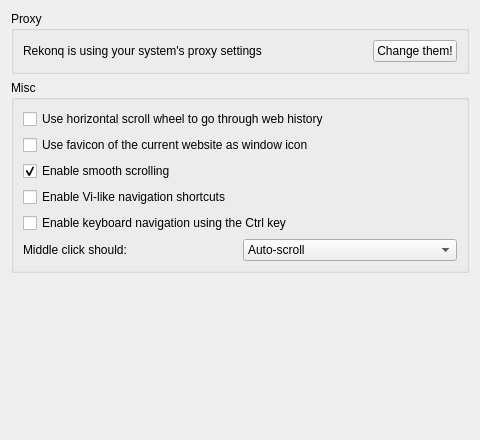
First picture: the form in src/settings/settings_advanced.ui, repository KDE/rekonq, before the edit.
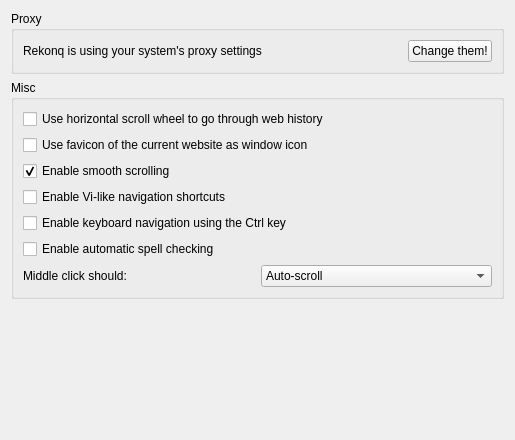
Second picture: the form after the edit. Icons and pictures are not drawn.

Commit message: Fixes javascript error for word replacement from the spellcheck popup menu. Restores Auto Spellcheck option in advanced settings

Patch:
```diff
--- a/src/settings/settings_advanced.ui
+++ b/src/settings/settings_advanced.ui
@@ -6,7 +6,7 @@
    <rect>
     <x>0</x>
     <y>0</y>
-    <width>480</width>
+    <width>515</width>
     <height>440</height>
    </rect>
   </property>
@@ -97,6 +97,13 @@
         </property>
        </widget>
       </item>
+      <item>
+       <widget class="QCheckBox" name="kcfg_automaticSpellChecking">
+        <property name="text">
+         <string>Enable automatic spell checking</string>
+        </property>
+       </widget>
+      </item>
       <item>
        <layout class="QHBoxLayout" name="horizontalLayout_3">
         <item>
```
Left out of the diff: 4 changed lines with no effect on the pictures. The commit also changes 1 other file.
